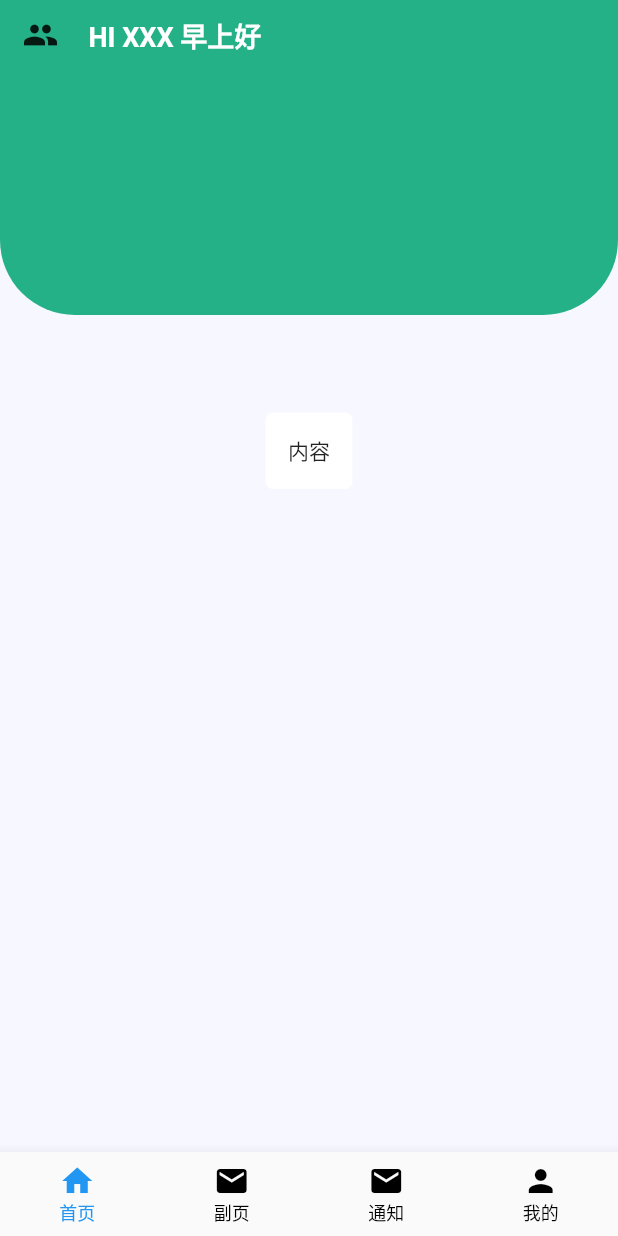
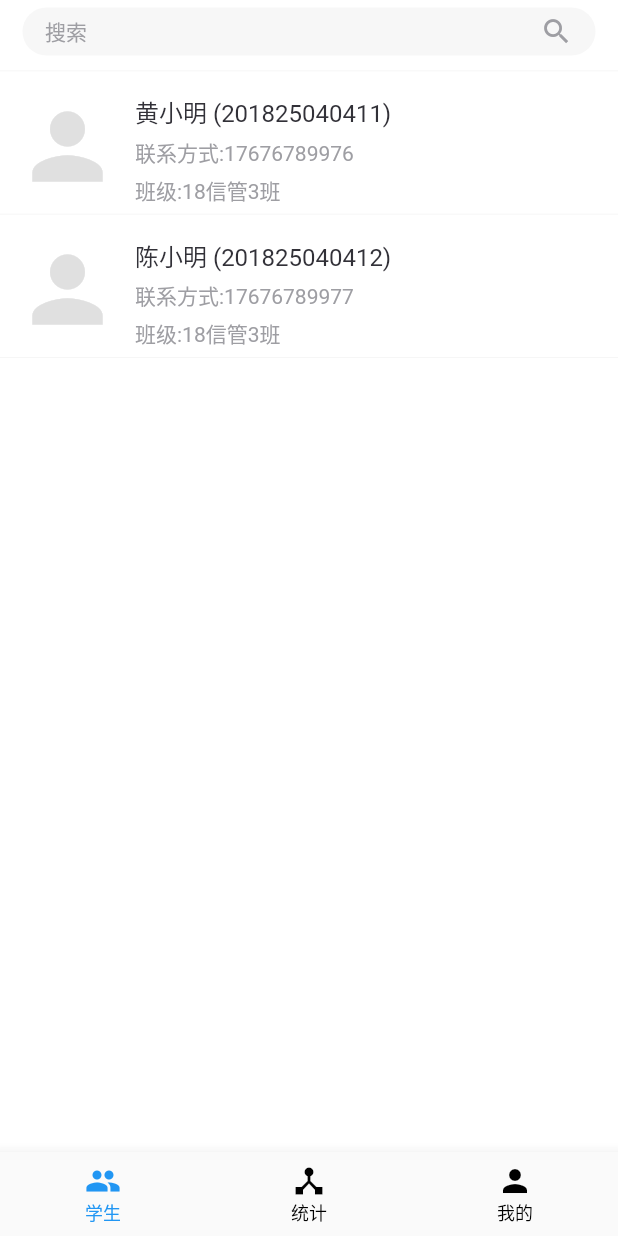
Before and after one commit to staceyLei/MIS, a Flutter app: the screen it shows after launch, on a phone screen of 412 x 824 dp. Run offline on Flutter 3.47's test engine with Material 2 defaults, Android fonts, the phone set to English and light mode, and no system bars.

Commit message:
update:首页/搜索页

```diff
--- a/lib/assets/style.dart
+++ b/lib/assets/style.dart
@@ -18,6 +18,7 @@ const baseFontSize = 14.0;
 const sFontSize = 12.0;
 const titleSize = 18.0;
 const mFontSize = 16.0;
+Color hintColor = Color.fromRGBO(158, 158, 163, 1);
 const secondFontColor = Color.fromRGBO(191, 191, 191, 1);
 const baseFontColor = Color.fromRGBO(50, 49, 56, 1);
 TextStyle baseFontStyle =
@@ -26,8 +27,7 @@ TextStyle sFontStyle = TextStyle(color: baseFontColor, fontSize: sFontSize);
 TextStyle mFontStyle = TextStyle(color: baseFontColor, fontSize: mFontSize);
 TextStyle secondFontStyle =
     TextStyle(color: Color.fromRGBO(158, 158, 163, 1), fontSize: 13.0);
-TextStyle hintStyle =
-    TextStyle(color: Color.fromRGBO(158, 158, 163, 1), fontSize: baseFontSize);
+TextStyle hintStyle = TextStyle(color: hintColor, fontSize: baseFontSize);
 const warnColor = Color.fromRGBO(255, 235, 210, 1);
 const successColor = Color.fromRGBO(205, 255, 189, 1);
 TextStyle femaleStyle = TextStyle(
@@ -48,3 +48,4 @@ const orangeColor = Color.fromRGBO(255, 162, 0, 1);
 const greenColor = Color.fromRGBO(69, 182, 21, 1);
 const grey200 = Color.fromRGBO(200, 200, 200, 1);
 const blueBlack = Color.fromRGBO(68, 68, 79, 1);
+Border borderS = Border(bottom: BorderSide(color: borderColor, width: 0.5));
--- /dev/null
+++ b/lib/pages/container/SearchPage/const.dart
@@ -0,0 +1 @@
+const history = ['数学', '化学'];
--- a/lib/pages/container/Tab/HomePage/HomePage.dart
+++ b/lib/pages/container/Tab/HomePage/HomePage.dart
@@ -1,7 +1,10 @@
 import 'dart:ui';
 import 'package:flutter/material.dart';
 import 'package:flutter/services.dart';
-import 'package:MIS/assets/style.dart';
+import 'package:MIS/route/route.dart';
+import 'package:MIS/assets/style.dart' as style;
+import './Item.dart';
+import './const.dart';
 
 class HomePage extends StatefulWidget {
   @override
@@ -58,76 +61,66 @@ class _HomePageState extends State<HomePage> {
   Widget build(BuildContext context) {
 // 上下边距 （主要用于 刘海  和  内置导航键）
     return AnnotatedRegion<SystemUiOverlayStyle>(
-        value: SystemUiOverlayStyle.light,
+        value: SystemUiOverlayStyle.dark,
         child: Scaffold(
-            backgroundColor: bgColor,
-            body: Stack(alignment: Alignment.centerLeft, children: <Widget>[
-              MediaQuery.removePadding(
+            backgroundColor: Colors.white,
+            body: MediaQuery.removePadding(
               context: context,
               removeTop: true,
-                child: SingleChildScrollView(
-                  controller: this._controller,
               child: Column(
                 children: <Widget>[
                   Container(
-                        height: 260.0,
-                        child: Stack(
-                          children: <Widget>[
-                            Container(
-                              height: 210.0,
+                    width: style.width,
+                    padding:
+                        EdgeInsets.fromLTRB(15, style.topPadding + 5, 15, 10),
                     decoration: BoxDecoration(
-                                  color: Color.fromRGBO(37, 177, 135, 1),
-                                  borderRadius: BorderRadius.vertical(
-                                      bottom: Radius.circular(50.0))),
+                      border: Border(
+                          bottom:
+                              BorderSide(color: style.borderColor, width: 0.5)),
+                      color: Colors.white,
                     ),
-                            Container(
-                              padding: EdgeInsets.only(top: topPadding + 10),
+                    child: Row(children: <Widget>[
+                      Expanded(
+                        flex: 1,
+                        child: InkWell(
+                            onTap: () {
+                              navigatorKey.currentState.pushNamed('/SearchPage',
+                                  arguments: {'from': 'student'});
+                            },
+                            child: Container(
+                              padding: EdgeInsets.fromLTRB(15, 5, 15, 5),
                               decoration: BoxDecoration(
-                                  color: Color.fromRGBO(37, 177, 135, 1),
-                                  borderRadius: BorderRadius.vertical(
-                                      bottom: Radius.circular(50.0))),
+                                color: style.grey,
+                                borderRadius: BorderRadius.circular(20),
+                              ),
                               child: Row(
+                                mainAxisAlignment:
+                                    MainAxisAlignment.spaceBetween,
                                 crossAxisAlignment: CrossAxisAlignment.center,
                                 children: <Widget>[
-                                  SizedBox(
-                                    width: 15.0,
-                                  ),
-                                  Icon(Icons.people),
+                                  Text('搜索', style: style.hintStyle),
                                   Container(
-                                    padding: EdgeInsets.fromLTRB(20, 0, 0, 0),
-                                    child: Text(
-                                      'HI XXX 早上好',
-                                      style: TextStyle(
-                                          fontSize: 18.0,
-                                          color: Colors.white,
-                                          fontWeight: FontWeight.bold),
-                                    ),
+                                    width: 22,
+                                    height: 22,
+                                    child: Icon(Icons.search,
+                                        size: 22, color: style.hintColor),
                                   )
                                 ],
                               ),
+                            )),
+                      )
+                    ]),
                   ),
+                  Expanded(
+                      flex: 1,
+                      child: ListView.builder(
+                          padding: EdgeInsets.only(top: 10),
+                          itemCount: stuData.length,
+                          itemBuilder: (context, index) {
+                            return Item(item: stuData[index]);
+                          }))
                 ],
               ),
-                      ),
-                      SizedBox(
-                        height: 15,
-                      ),
-                      Container(
-                        margin: EdgeInsets.symmetric(horizontal: 10.0),
-                        padding: EdgeInsets.all(15.0),
-                        decoration: BoxDecoration(
-                          color: Colors.white,
-                          borderRadius: BorderRadius.circular(5),
-                        ),
-                        child: Text('内容'),
-                      ),
-                      SizedBox(
-                        height: 20,
-                      ),
-                    ],
-                  ),
-                ),
-              ),
-            ])));
+            )));
   }
 }
--- /dev/null
+++ b/lib/pages/container/Tab/HomePage/Item.dart
@@ -0,0 +1,63 @@
+import 'package:flutter/material.dart';
+import 'package:MIS/assets/style.dart' as style;
+
+class Item extends StatelessWidget {
+  final Map item;
+  Item({this.item});
+
+  @override
+  Widget build(BuildContext context) {
+    return InkWell(
+        onTap: () {
+          //带参数的路由跳转
+          // Navigator.pushNamed(context, '/CourseDetails',
+          //     arguments: {"courseId": item['id']});
+        },
+        child: Container(
+          padding: EdgeInsets.fromLTRB(10, 5, 10, 5),
+          margin: EdgeInsets.only(bottom: 10),
+          decoration: BoxDecoration(color: Colors.white, border: style.borderS),
+          child: Row(
+            crossAxisAlignment: CrossAxisAlignment.start,
+            children: <Widget>[
+              Container(
+                // decoration: BoxDecoration(
+                //     borderRadius: style.baseRadius,
+                //     image: DecorationImage(
+                //         image: AssetImage(item['img']), fit: BoxFit.cover)
+                //         ),
+                child: Icon(
+                  Icons.person,
+                  size: 70,
+                  color: Colors.grey[300],
+                ),
+                width: 70,
+                height: 70,
+              ),
+              SizedBox(width: 10),
+              Expanded(
+                  flex: 1,
+                  child: Container(
+                    height: 75,
+                    child: Column(
+                        mainAxisAlignment: MainAxisAlignment.spaceBetween,
+                        crossAxisAlignment: CrossAxisAlignment.start,
+                        children: <Widget>[
+                          Text('${item['name']} (${item['studentNo']})',
+                              style: style.baseFontStyle
+                                  .copyWith(fontSize: style.mFontSize)),
+                          Text('联系方式:${item['phone']}',
+                              style: TextStyle(
+                                  color: style.lightGrey,
+                                  fontSize: style.baseFontSize)),
+                          Text('班级:${item['class']}',
+                              style: TextStyle(
+                                  color: style.lightGrey,
+                                  fontSize: style.baseFontSize)),
+                        ]),
+                  )),
+            ],
+          ),
+        ));
+  }
+}
--- /dev/null
+++ b/lib/pages/container/Tab/HomePage/const.dart
@@ -0,0 +1,16 @@
+const stuData = [
+  {
+    "name": '黄小明',
+    "studentNo": '201825040411',
+    "phone": "17676789976",
+    "class": '18信管3班',
+    "img": "assets/icon/banner2.png"
+  },
+  {
+    "name": '陈小明',
+    "studentNo": '201825040412',
+    "phone": "17676789977",
+    "class": '18信管3班',
+    "img": "assets/icon/banner2.png"
+  },
+];
--- a/lib/pages/container/Tab/Message/Message.dart
+++ b/lib/pages/container/Tab/Statistics/Statistics.dart
@@ -1,18 +1,18 @@
 import 'package:flutter/material.dart';
 
-class Message extends StatefulWidget {
+class Statistics extends StatefulWidget {
   @override
   State<StatefulWidget> createState() {
-    return _MessageState();
+    return _StatisticsState();
   }
 }
 
-class _MessageState extends State<Message> {
+class _StatisticsState extends State<Statistics> {
   @override
   Widget build(BuildContext context) {
     return Scaffold(
       appBar: AppBar(
-        title: Text('通知'),
+        title: Text('统计页面'),
       ),
     );
   }
--- a/lib/pages/container/Tab/Tabs.dart
+++ b/lib/pages/container/Tab/Tabs.dart
@@ -1,6 +1,6 @@
 import 'package:flutter/material.dart';
 import 'Course/Course.dart';
-import 'Message/Message.dart';
+import 'Statistics/Statistics.dart';
 import 'MyCenter/MyCenter.dart';
 import 'HomePage/HomePage.dart';
 
@@ -18,7 +18,7 @@ class _TabsState extends State<Tabs> {
   var pages = [
     HomePage(),
     Course(),
-    Message(),
+    Statistics(),
     MyCenter(),
   ];
   int _currentIndex;
@@ -45,19 +45,19 @@ class _TabsState extends State<Tabs> {
         iconSize: 24.0,
         items: [
           BottomNavigationBarItem(
-            title: Text('首页'),
-            icon: Icon(Icons.home),
-            activeIcon: Icon(Icons.home),
+            title: Text('学生'),
+            icon: Icon(Icons.people),
+            activeIcon: Icon(Icons.people),
           ),
+          // BottomNavigationBarItem(
+          //   title: Text('副页'),
+          //   icon: Icon(Icons.mail),
+          //   activeIcon: Icon(Icons.mail),
+          // ),
           BottomNavigationBarItem(
-            title: Text('副页'),
-            icon: Icon(Icons.mail),
-            activeIcon: Icon(Icons.mail),
-          ),
-          BottomNavigationBarItem(
-            title: Text('通知'),
-            icon: Icon(Icons.mail),
-            activeIcon: Icon(Icons.mail),
+            title: Text('统计'),
+            icon: Icon(Icons.device_hub),
+            activeIcon: Icon(Icons.device_hub),
           ),
           BottomNavigationBarItem(
             title: Text('我的'),
--- a/lib/route/route.dart
+++ b/lib/route/route.dart
@@ -1,8 +1,10 @@
 import 'package:flutter/material.dart';
 import 'package:MIS/pages/container/Tab/Tabs.dart';
+import 'package:MIS/pages/container/SearchPage/SearchPage.dart';
 
 final routes = {
   '/': (context, {arguments}) => Tabs(),
+  '/SearchPage': (context, {arguments}) => SearchPage(),
 };
 
 // 代表当前context的路由对象
@@ -10,6 +12,7 @@ final GlobalKey<NavigatorState> navigatorKey = GlobalKey();
 
 //固定写法
 var onGenerateRoute = (RouteSettings settings) {
+  print('route ${settings.name}');
   final String name = settings.name;
   final Function pageContentBuilder = routes[name];
   if (pageContentBuilder != null) {
```
Also changed, not shown: lib/pages/container/SearchPage/SearchPage.dart (added, +130 -0 lines). Lines whose indentation alone changed are shown as unchanged.
